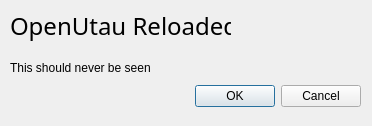
The window that versionwindow.ui (VorgunTheBeta/OpenUtau-Reloaded) describes before a commit, drawn with Qt 5.
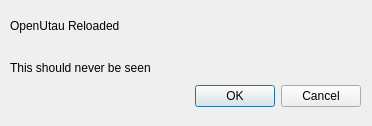
The same window after the commit. Icons and pictures are not drawn.

The edit to the form file:
```diff
--- a/versionwindow.ui
+++ b/versionwindow.ui
@@ -58,12 +58,6 @@
      <height>31</height>
     </rect>
    </property>
-   <property name="font">
-    <font>
-     <family>Bahnschrift</family>
-     <pointsize>18</pointsize>
-    </font>
-   </property>
    <property name="text">
     <string>OpenUtau Reloaded</string>
    </property>
```
Left out of the diff: 4 changed lines with no effect on the pictures.
